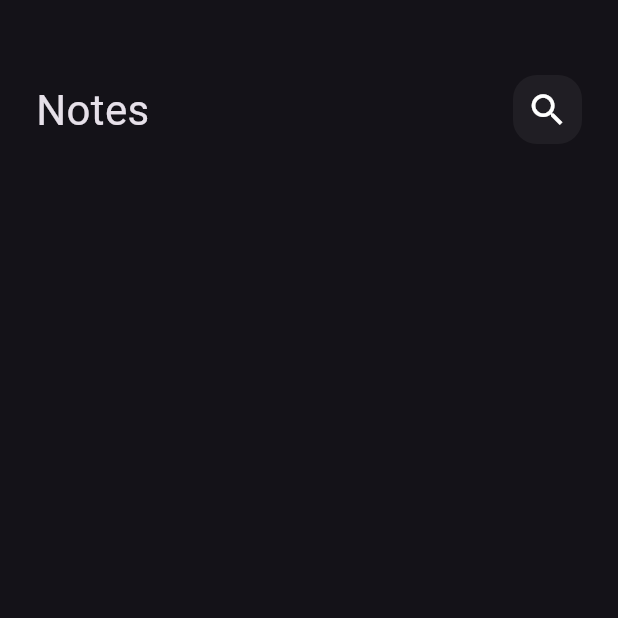
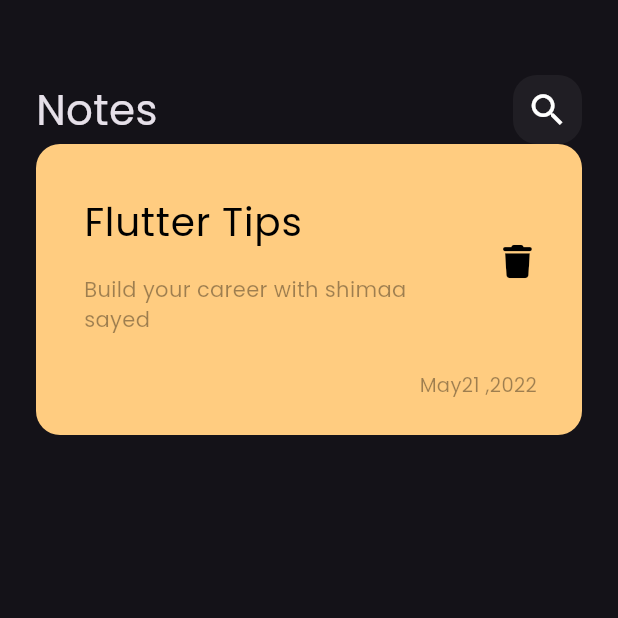
Before and after one commit to shiimm/notes_app, a Flutter app: the screen it shows after launch, on a phone screen of 412 x 824 dp, the top half of it. Run offline on Flutter 3.47's test engine with Material 3 defaults, Android fonts, the phone set to English and light mode, and no system bars; our stand-ins replace font_awesome_flutter.

Commit message:
create custom note item

```diff
--- a/lib/main.dart
+++ b/lib/main.dart
@@ -12,7 +12,7 @@ class NotesApp extends StatelessWidget {
   Widget build(BuildContext context) {
     return MaterialApp(
       debugShowCheckedModeBanner: false,
-      theme: ThemeData(brightness: Brightness.dark),
+      theme: ThemeData(brightness: Brightness.dark, fontFamily: 'Poppins'),
       home: const NotesView(),
     );
   }
--- /dev/null
+++ b/lib/widgets/custom_noteitem.dart
@@ -0,0 +1,50 @@
+import 'package:flutter/material.dart';
+import 'package:font_awesome_flutter/font_awesome_flutter.dart';
+
+class NoteItem extends StatelessWidget {
+  const NoteItem({super.key});
+
+  @override
+  Widget build(BuildContext context) {
+    return Container(
+      padding: const EdgeInsets.only(top: 24, left: 16, bottom: 24),
+      decoration: BoxDecoration(
+          color: const Color(0xffFFCC80),
+          borderRadius: BorderRadius.circular(16)),
+      child: Column(
+        crossAxisAlignment: CrossAxisAlignment.end,
+        children: [
+          ListTile(
+              title: const Text(
+                'Flutter Tips',
+                style: TextStyle(color: Colors.black, fontSize: 26),
+              ),
+              subtitle: const Padding(
+                padding: EdgeInsets.symmetric(vertical: 16),
+                child: Text(
+                  'Build your career with shimaa sayed',
+                  style: TextStyle(color: Colors.black38),
+                ),
+              ),
+              trailing: IconButton(
+                  onPressed: () {},
+                  icon: const Padding(
+                    padding: EdgeInsets.only(bottom: 28, left: 20),
+                    child: Icon(
+                      FontAwesomeIcons.trash,
+                      color: Colors.black,
+                      size: 22,
+                    ),
+                  ))),
+          const Padding(
+            padding: EdgeInsets.only(right: 30),
+            child: Text(
+              'May21 ,2022',
+              style: TextStyle(color: Colors.black38, fontSize: 13),
+            ),
+          )
+        ],
+      ),
+    );
+  }
+}
--- a/lib/widgets/notes_view_widget.dart
+++ b/lib/widgets/notes_view_widget.dart
@@ -1,5 +1,6 @@
 import 'package:flutter/material.dart';
 import 'package:note_app/widgets/custom_appbar.dart';
+import 'package:note_app/widgets/custom_noteitem.dart';
 
 class NotesViewBody extends StatelessWidget {
   const NotesViewBody({super.key});
@@ -13,7 +14,8 @@ class NotesViewBody extends StatelessWidget {
           SizedBox(
             height: 50,
           ),
-          CustomAppBar()
+          CustomAppBar(),
+          NoteItem()
         ],
       ),
     );
```
Also changed, not shown: pubspec.yaml (+8 -11 lines), assets/fonts/Poppins-Regular.ttf (added), pubspec.lock.
